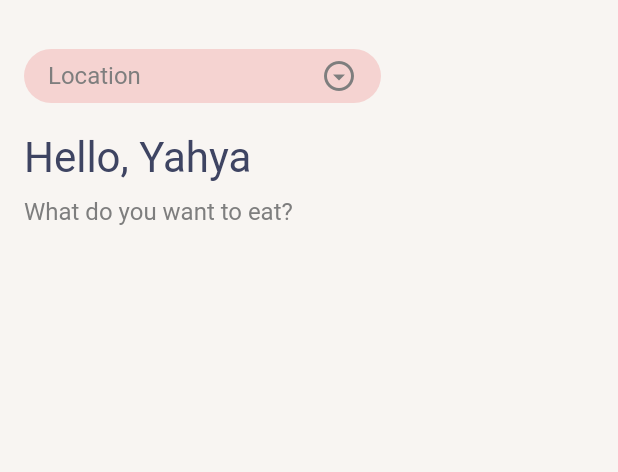
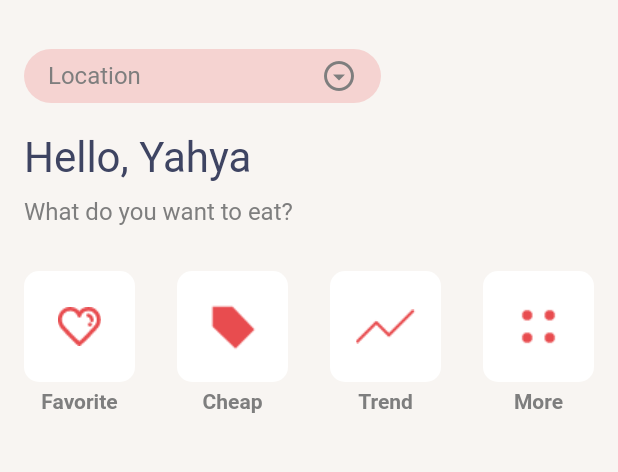
Before and after one commit to shafi21064/food_app, a Flutter app: the screen it shows after launch, on a phone screen of 412 x 824 dp, the part 59-531 px from its top. Run offline on Flutter 3.47's test engine with Material 2 defaults, Android fonts, the phone set to English and light mode, and no system bars.

Commit message:
menu bar added

```diff
--- /dev/null
+++ b/lib/Components/menu_box.dart
@@ -0,0 +1,43 @@
+import 'package:flutter/material.dart';
+
+class MenuBox extends StatelessWidget {
+  String menuTitle, menuIcon;
+   MenuBox({
+    super.key,
+    required this.menuIcon,
+    required this.menuTitle
+  });
+
+  @override
+  Widget build(BuildContext context) {
+    return SizedBox(
+      height: 105,
+      width: 74,
+      //color: Colors.deepOrange,
+      child: Column(
+        children: [
+          Container(
+            height: 74,
+            width: 74,
+            decoration: BoxDecoration(
+                color: Colors.white,
+                borderRadius: BorderRadius.circular(10)
+            ),
+            child: Image.asset(menuIcon),
+          ),
+          const SizedBox(
+            height: 5,
+          ),
+           Text(
+            menuTitle,
+            style: const TextStyle(
+                color: Color(0xff7E7E7E),
+                fontSize: 14,
+                fontWeight: FontWeight.bold
+            ),
+          )
+        ],
+      ),
+    );
+  }
+}
--- a/lib/screens/home.dart
+++ b/lib/screens/home.dart
@@ -1,4 +1,5 @@
 import 'package:flutter/material.dart';
+import 'package:food_app/Components/menu_box.dart';
 
 class HomeScreen extends StatelessWidget {
   const HomeScreen({super.key});
@@ -61,10 +62,10 @@ class HomeScreen extends StatelessWidget {
             const SizedBox(
               height: 20,
             ),
-            Container(
+            const SizedBox(
                 height: 66,
                 width: 183,
-                child: const Column(
+                child: Column(
                   mainAxisAlignment: MainAxisAlignment.start,
                   crossAxisAlignment: CrossAxisAlignment.start,
                   children: [
@@ -83,7 +84,35 @@ class HomeScreen extends StatelessWidget {
                       ),
                     )
                   ],
-                ))
+                )),
+            const SizedBox(height: 26,),
+            SizedBox(
+              height: 105,
+              width: MediaQuery.sizeOf(context).width,
+              //color: Colors.amber,
+              child: Row(
+                mainAxisAlignment: MainAxisAlignment.spaceBetween,
+                children: [
+                  MenuBox(
+                    menuIcon: 'lib/assets/images/love.png',
+                    menuTitle: 'Favorite',
+                  ),
+                  MenuBox(
+                    menuIcon: 'lib/assets/images/cheap.png',
+                    menuTitle: 'Cheap',
+                  ),
+                  MenuBox(
+                    menuIcon: 'lib/assets/images/trend.png',
+                    menuTitle: 'Trend',
+                  ),
+                  MenuBox(
+                    menuIcon: 'lib/assets/images/more.png',
+                    menuTitle: 'More',
+                  ),
+
+                ],
+              ),
+            )
           ],
         ),
       ),
--- a/pubspec.yaml
+++ b/pubspec.yaml
@@ -59,8 +59,8 @@ flutter:
   uses-material-design: true
 
   # To add assets to your application, add an assets section, like this:
-  # assets:
-  #   - images/a_dot_burr.jpeg
+  assets:
+    - lib/assets/images/
   #   - images/a_dot_ham.jpeg
 
   # An image asset can refer to one or more resolution-specific "variants", see
```
Also changed, not shown: lib/assets/images/cheap.png, lib/assets/images/love.png (added), lib/assets/images/love_icon.png (deleted), lib/assets/images/more.png, lib/assets/images/trend.png (added), lib/assets/images/trends.png (deleted).
